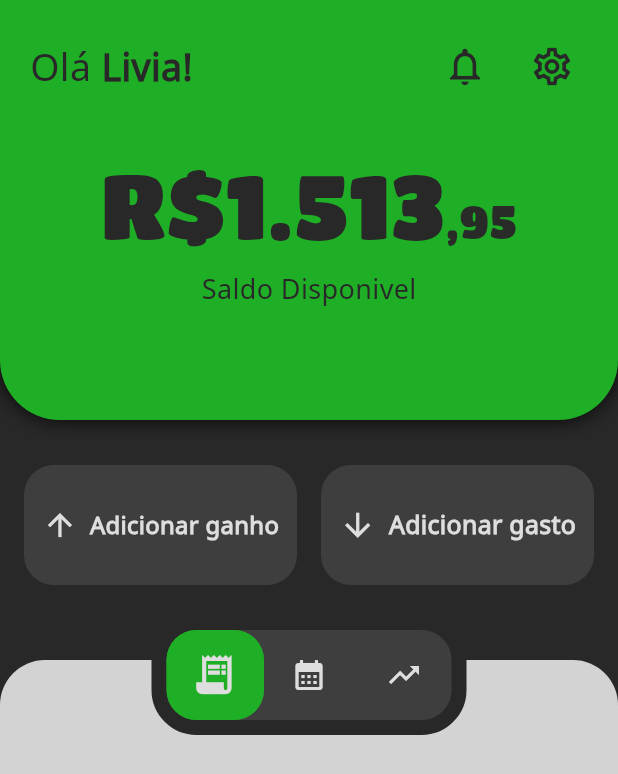
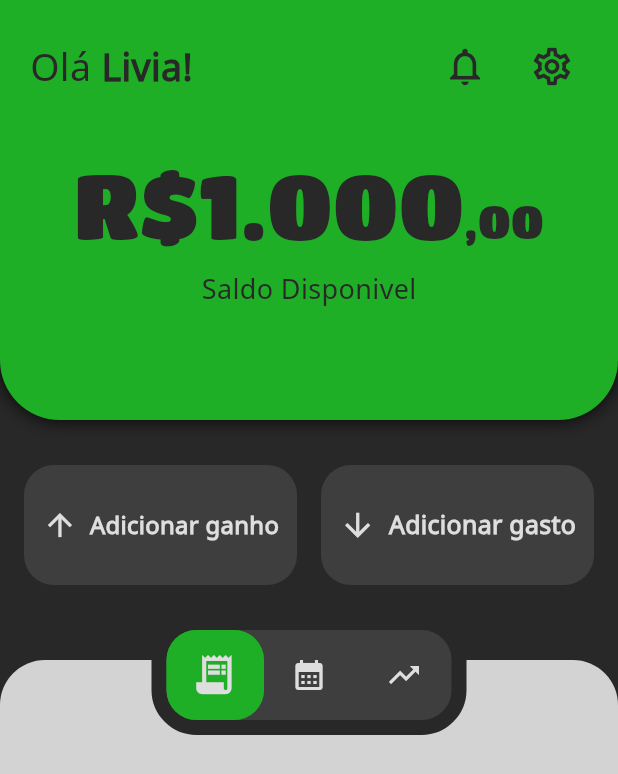
Before and after one commit to MarcoosDev/AppFinance, a Flutter app: the screen it shows after launch, on a phone screen of 412 x 824 dp. Shown: the top 774 px of the screen. Run offline on Flutter 3.47's test engine with Material 3 defaults, Android fonts, the phone set to English and light mode, and no system bars; our stand-ins replace flutter_svg, go_router; project files that could hold a hidden picture were left out.

Commit message:
Classe temporaria que representa o usuario agora é mutavel

```diff
--- a/lib/models/user_model.dart
+++ b/lib/models/user_model.dart
@@ -1,13 +1,21 @@
 import 'package:app_financeiro_autoral/config/enum_colors.dart';
 
 class UserModel {
-  const UserModel({
+  UserModel({
     required this.name,
     required this.saldoInicial,
     required this.corThema,
   });
 
-  final String name;
-  final double saldoInicial;
-  final OptionsColor corThema;
+  String name;
+  double saldoInicial;
+  OptionsColor corThema;
+
+  void removerSaldo(double valor) {
+    saldoInicial -= valor;
+  }
+
+  void adicionarSaldo(double valor) {
+    saldoInicial += valor;
+  }
 }
--- a/lib/routes/app_routes.dart
+++ b/lib/routes/app_routes.dart
@@ -6,9 +6,9 @@ import 'package:app_financeiro_autoral/screens/settings/settings.dart';
 import 'package:flutter/widgets.dart';
 import 'package:go_router/go_router.dart';
 
-final UserModel us = UserModel(
+UserModel us = UserModel(
   name: "Livia Sophia",
-  saldoInicial: (1600 - 86.05),
+  saldoInicial: (1000),
   corThema: OptionsColor.roxo,
 ); //Isso é temporario
 
```
